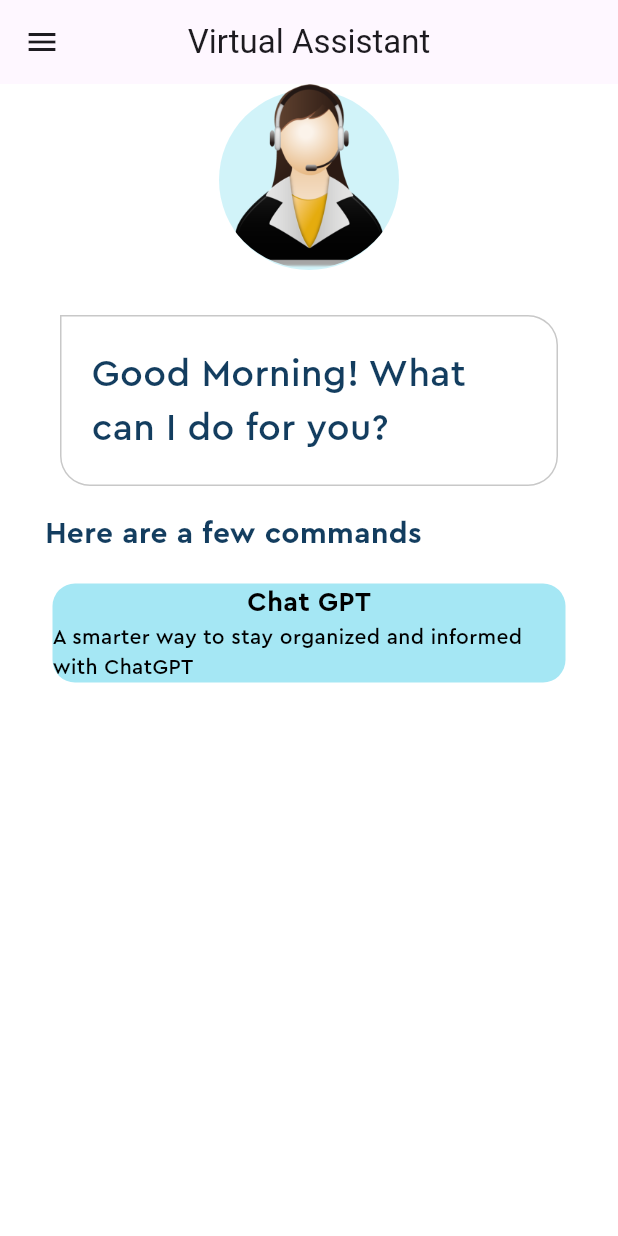
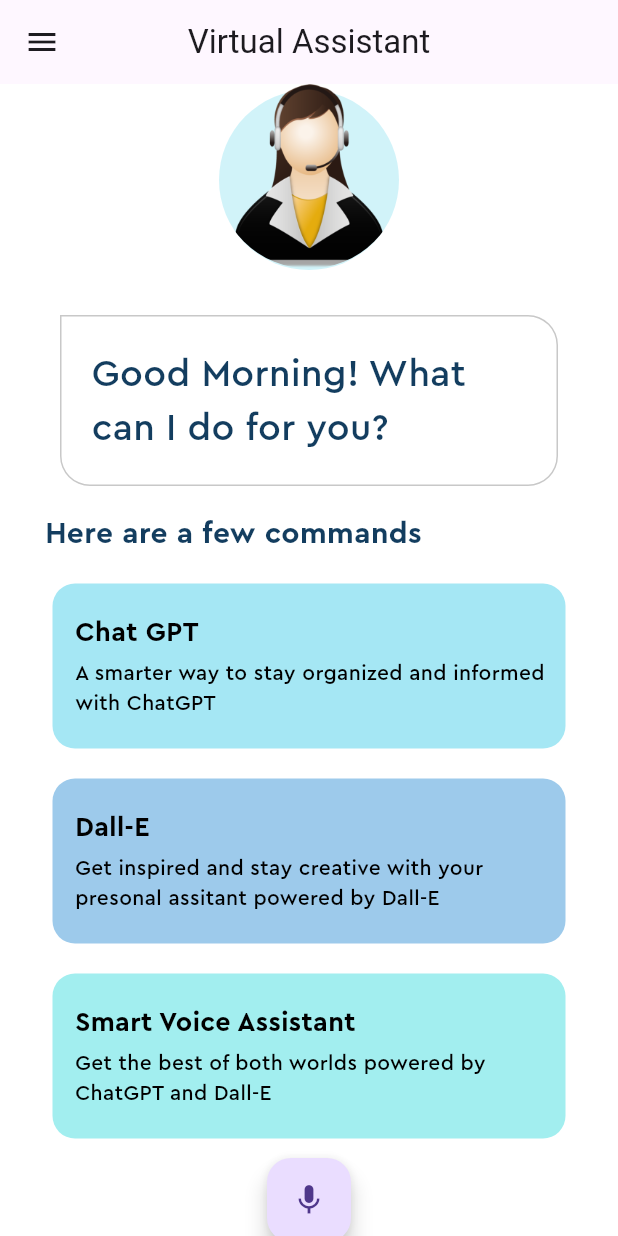
Before and after one commit to rishichirchi/AIOpenPrompt, a Flutter app: the screen it shows after launch, on a phone screen of 412 x 824 dp. Run offline on Flutter 3.47's test engine with Material 3 defaults, Android fonts, the phone set to English and light mode, and no system bars.

```diff
--- a/lib/screens/home_page.dart
+++ b/lib/screens/home_page.dart
@@ -20,7 +20,8 @@ class _HomePageState extends State<HomePage> {
         leading: const Icon(Icons.menu),
         centerTitle: true,
       ),
-      body: Column(
+      body: SingleChildScrollView(
+        child: Column(
           //Avatar
           children: [
             Stack(
@@ -85,10 +86,35 @@ class _HomePageState extends State<HomePage> {
             //features list
             const Column(
               children: [
-              FeatureCard(color: Pallete.firstSuggestionBoxColor, headerText:'Chat GPT', descriptionText: 'A smarter way to stay organized and informed with ChatGPT'),
+                FeatureCard(
+                  color: Pallete.firstSuggestionBoxColor,
+                  headerText: 'Chat GPT',
+                  descriptionText:
+                      'A smarter way to stay organized and informed with ChatGPT',
+                ),
+                FeatureCard(
+                  color: Pallete.secondSuggestionBoxColor,
+                  headerText: 'Dall-E',
+                  descriptionText:
+                      'Get inspired and stay creative with your presonal assitant powered by Dall-E',
+                ),
+                FeatureCard(
+                  color: Pallete.thirdSuggestionBoxColor,
+                  headerText: 'Smart Voice Assistant',
+                  descriptionText:
+                      'Get the best of both worlds powered by ChatGPT and Dall-E',
+                ),
               ],
-          )
+            ),
+            Padding(
+              padding: const EdgeInsets.symmetric(vertical: 3),
+              child: FloatingActionButton(
+                onPressed: () {},
+                child: const Icon(Icons.mic),
+              ),
+            ),
           ],
+        ),
       ),
     );
   }
--- a/lib/widgets/feature_card.dart
+++ b/lib/widgets/feature_card.dart
@@ -20,7 +20,9 @@ class FeatureCard extends StatelessWidget {
         borderRadius: const BorderRadius.all(Radius.circular(15)),
         color: color,
       ),
-      child: Column(children: [
+      child: Padding(
+        padding: const EdgeInsets.symmetric(vertical: 20).copyWith(left: 15),
+        child: Column(crossAxisAlignment: CrossAxisAlignment.start, children: [
           Text(
             headerText,
             style: const TextStyle(
@@ -29,6 +31,7 @@ class FeatureCard extends StatelessWidget {
                 fontFamily: 'Cera Pro',
                 fontWeight: FontWeight.bold),
           ),
+          const SizedBox(height: 4),
           Text(
             descriptionText,
             style: const TextStyle(
@@ -37,6 +40,7 @@ class FeatureCard extends StatelessWidget {
             ),
           ),
         ]),
+      ),
     );
   }
 }
--- a/pubspec.yaml
+++ b/pubspec.yaml
@@ -35,6 +35,7 @@ dependencies:
   # The following adds the Cupertino Icons font to your application.
   # Use with the CupertinoIcons class for iOS style icons.
   cupertino_icons: ^1.0.2
+  speech_to_text: ^6.6.0
 
 dev_dependencies:
   flutter_test:
```
Also changed, not shown: pubspec.lock, 1 other file. Lines whose indentation alone changed are shown as unchanged.
